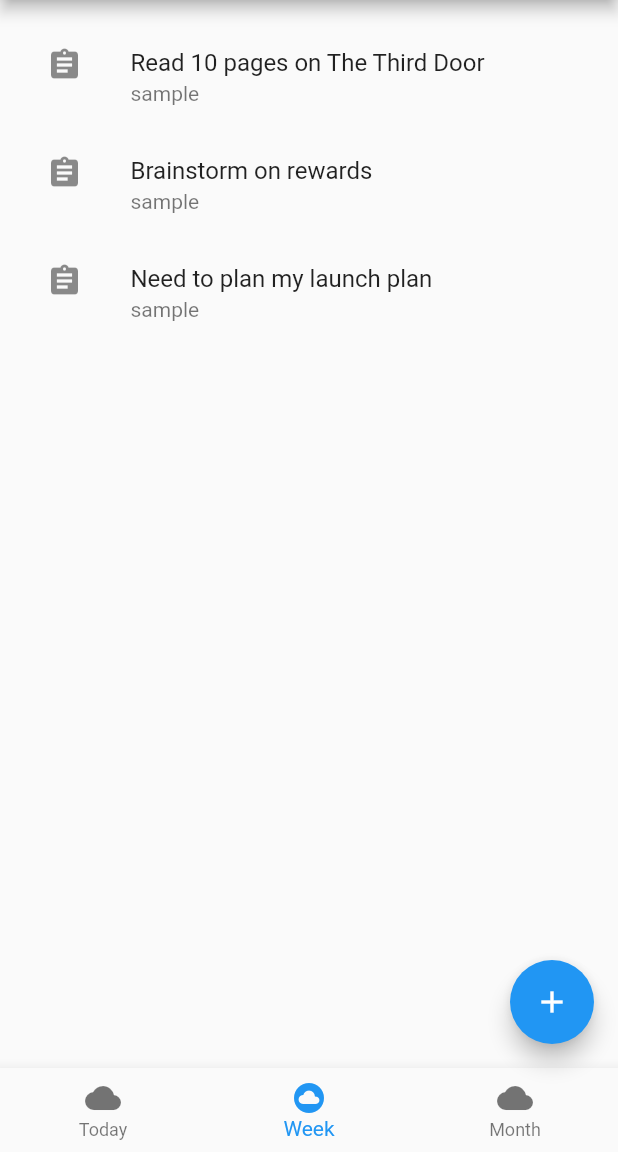
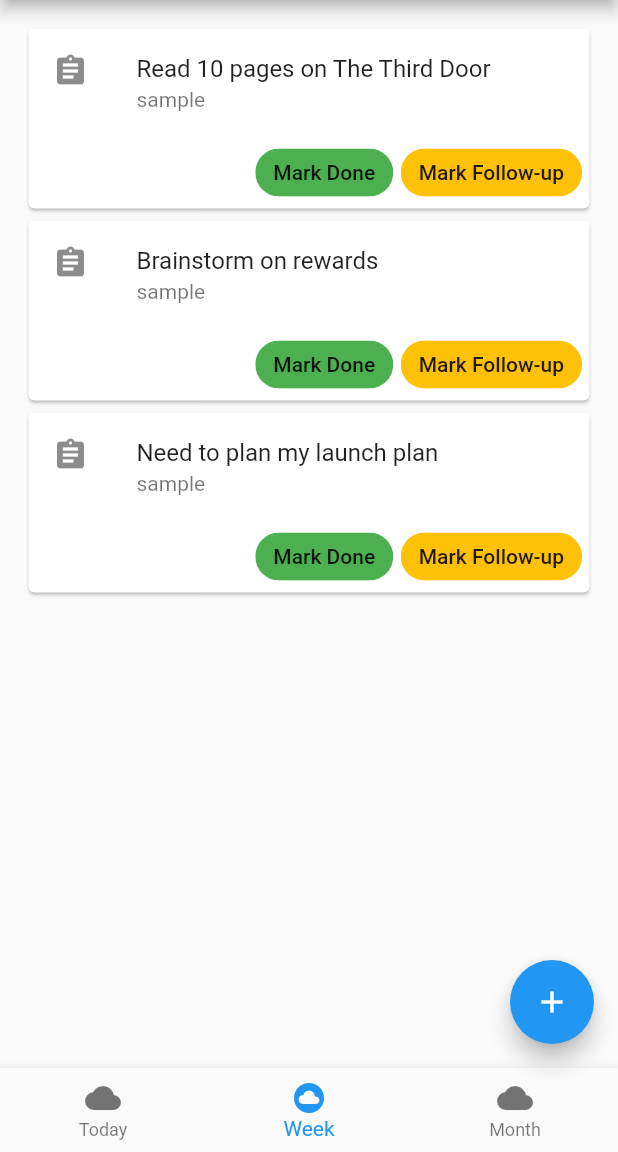
Before and after one commit to hustlebar/focus, a Flutter app: the WeeklyPage screen opened by its route, on a phone screen of 412 x 824 dp, the part 84-1236 px from its top. Run offline on Flutter 3.47's test engine with Material 2 defaults, Android fonts, the phone set to English and light mode, and no system bars.

Commit message:
Event handlers added

```diff
--- a/lib/src/pages/weekly.dart
+++ b/lib/src/pages/weekly.dart
@@ -60,12 +60,50 @@ class WeeklyPageState extends State<WeeklyPage> {
   }
 
   Widget _buildRow(Task task) {
-    return ListTile(
-      leading: const Icon(Icons.assignment),
-      title: Text(task.title),
-      subtitle: Text('sample'),
-      onTap: _onTap,
+    return Card(
+      child: Column(
+        mainAxisSize: MainAxisSize.min,
+        children: <Widget>[
+          ListTile(
+            leading: const Icon(Icons.assignment),
+            title: Text(task.title),
+            subtitle: Text('sample'),
+            onTap: _onTap,
+          ),
+          Row(
+            mainAxisAlignment: MainAxisAlignment.end,
+            children: <Widget>[
+              ActionChip(
+                label: Text('Mark Done'),
+                backgroundColor: Colors.green,
+                onPressed: () => _onDone(task),
+              ),
+              SizedBox(
+                width: 5.0,
+                height: 5.0,
+              ),
+              ActionChip(
+                label: Text('Mark Follow-up'),
+                backgroundColor: Colors.amber,
+                onPressed: () => _onFollowup(task),
+              ),
+              SizedBox(
+                width: 5.0,
+                height: 5.0,
+              )
+            ],
+          )
+        ],
+      ),
     );
+  }
+
+  void _onDone(Task task) {
+    print('Enters _onDone ${task.title}');
+  }
+
+  void _onFollowup(Task task) {
+    print('Enters _onFollowup ${task.title}');
   }
 
   void _onTap() {
```
Also changed, not shown: lib/src/model/task.dart (line endings or trailing spaces).
